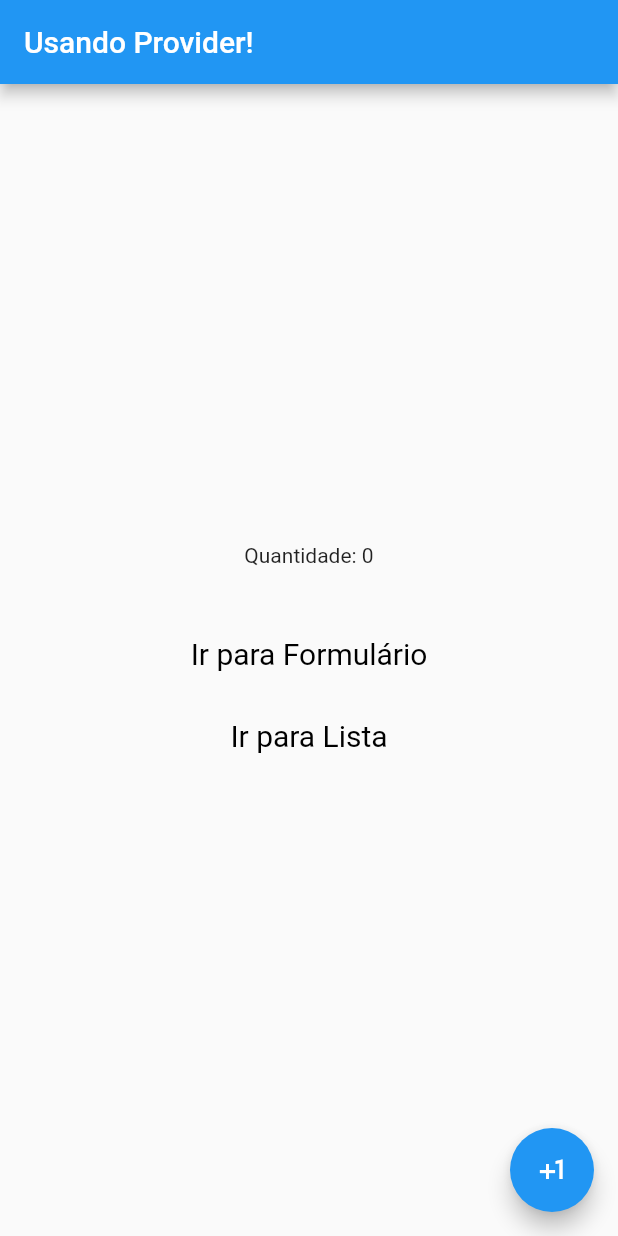
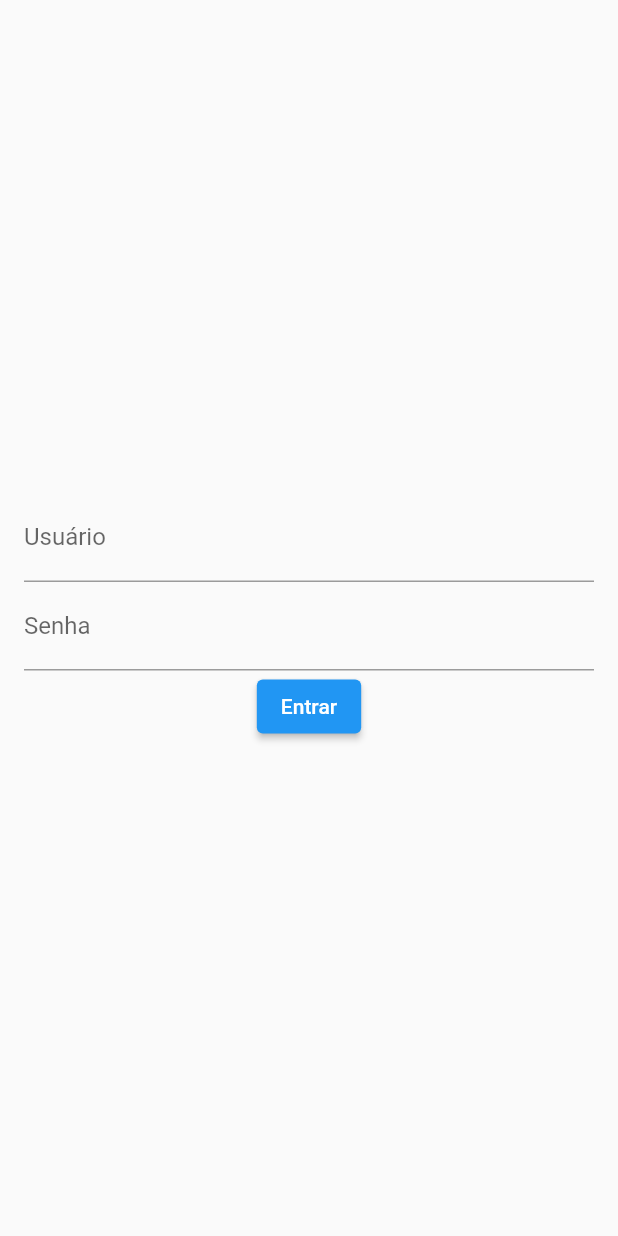
Before and after one commit to andre-gasparin/modelo_app_flutter, a Flutter app: the screen it shows after launch, on a phone screen of 412 x 824 dp. Run offline on Flutter 3.47's test engine with Material 2 defaults, Android fonts, the light colour scheme and no system bars; our stand-ins replace shared_preferences.

Commit message:
Adicionado sistema de login

```diff
--- /dev/null
+++ b/lib/app_const.dart
@@ -0,0 +1 @@
+const appUrl = 'http://192.168.0.111';
--- a/lib/app_routes.dart
+++ b/lib/app_routes.dart
@@ -1,16 +1,25 @@
 import 'package:flutter/cupertino.dart';
+import 'package:flutter/material.dart';
+import 'package:usarprovide/view/login_view.dart';
 import 'view/produtos_formulario_view.dart';
 import 'view/home_view.dart';
 import 'view/produtos_lista_view.dart';
 
 class AppRoutes {
+  static const LOGIN = '/login';
   static const HOME = '/home';
   static const FORM = '/form';
   static const LIST = '/list';
 
   static Map<String, Widget Function(BuildContext)> rotas = {
+    AppRoutes.LOGIN: (ctx) => LoginView(),
     AppRoutes.HOME: (ctx) => HomeView(),
     AppRoutes.FORM: (ctx) => FormularioView(),
     AppRoutes.LIST: (ctx) => ListaView(),
   };
+  // Exemplo de rota
+  //  Empilhar
+  //   Navigator.of(context).pushNamed(AppRoutes.FORM);
+  //  Nova tela
+  //   Navigator.of(context).pushReplacementNamed(AppRoutes.LIST);
 }
--- a/lib/controller/inc_controller.dart
+++ /dev/null
@@ -1,11 +0,0 @@
-import 'package:flutter/material.dart';
-
-class IncController extends ChangeNotifier {
-  int _number = 0;
-  int get number => _number;
-
-  incNumber(int quantidade) {
-    _number = _number + quantidade;
-    notifyListeners();
-  }
-}
--- /dev/null
+++ b/lib/controller/login_controller.dart
@@ -0,0 +1 @@
+class LoginController {}
--- a/lib/main.dart
+++ b/lib/main.dart
@@ -1,7 +1,5 @@
 import 'package:flutter/material.dart';
-import 'package:provider/provider.dart';
-import 'package:usarprovide/controller/inc_controller.dart';
-import 'package:usarprovide/view/home_view.dart';
+import 'package:usarprovide/app_home.dart';
 
 import 'app_routes.dart';
 
@@ -14,15 +12,12 @@ class MyApp extends StatelessWidget {
   @override
   Widget build(BuildContext context) {
     return MaterialApp(
-      title: 'Flutter Demo',
+      title: 'Modelo Flutter',
       debugShowCheckedModeBanner: false,
       theme: ThemeData(
         primarySwatch: Colors.blue,
       ),
-      home: ChangeNotifierProvider(
-        create: (_) => IncController(),
-        child: HomeView(),
-      ),
+      home: AppHome(),
       routes: AppRoutes.rotas,
     );
   }
--- /dev/null
+++ b/lib/view/login_view.dart
@@ -0,0 +1,109 @@
+import 'dart:convert';
+import 'package:flutter/material.dart';
+import 'package:shared_preferences/shared_preferences.dart';
+import 'package:http/http.dart' as http;
+import 'package:usarprovide/app_routes.dart';
+
+class LoginView extends StatefulWidget {
+  const LoginView({Key? key}) : super(key: key);
+
+  @override
+  _LoginViewState createState() => _LoginViewState();
+}
+
+class _LoginViewState extends State<LoginView> {
+  final _formkey = GlobalKey<FormState>();
+  final _usuarioController = TextEditingController();
+  final _senhaController = TextEditingController();
+
+  @override
+  Widget build(BuildContext context) {
+    return Scaffold(
+      body: Form(
+        key: _formkey,
+        child: Center(
+          child: SingleChildScrollView(
+            padding: EdgeInsets.symmetric(horizontal: 16),
+            child: Column(
+              crossAxisAlignment: CrossAxisAlignment.center,
+              children: [
+                TextFormField(
+                  decoration: InputDecoration(labelText: 'Usuário'),
+                  controller: _usuarioController,
+                  validator: (usuario) {
+                    if (usuario == null || usuario.isEmpty) {
+                      return 'Digite o usuário!';
+                    }
+                    return null;
+                  },
+                ),
+                TextFormField(
+                  decoration: InputDecoration(labelText: 'Senha'),
+                  controller: _senhaController,
+                  obscureText: true,
+                  keyboardType: TextInputType.text,
+                  validator: (senha) {
+                    if (senha == null || senha.isEmpty) {
+                      return 'Digite uma senha';
+                    }
+                    return null;
+                  },
+                ),
+                ElevatedButton(
+                    onPressed: () async {
+                      FocusScopeNode currentFocus = FocusScope.of(context);
+                      if (_formkey.currentState!.validate()) {
+                        bool logou = await login(
+                            _usuarioController.text, _senhaController.text);
+                        if (!currentFocus.hasPrimaryFocus) {
+                          currentFocus.unfocus();
+                        }
+
+                        if (logou) {
+                          Navigator.of(context)
+                              .pushReplacementNamed(AppRoutes.HOME);
+                        } else {
+                          _senhaController.clear();
+                          ScaffoldMessenger.of(context).showSnackBar(mensagem);
+                        }
+                      }
+                    },
+                    child: Text('Entrar'))
+              ],
+            ),
+          ),
+        ),
+      ),
+    );
+  }
+
+  final mensagem = SnackBar(
+      content: Text('Email ou senha inválidos', textAlign: TextAlign.center),
+      backgroundColor: Colors.red[600]);
+
+  Future<bool> login(String login, String senha) async {
+    SharedPreferences sharedPreferences = await SharedPreferences.getInstance();
+    var url = Uri.parse('http://192.168.0.111/apiflutter/rest.php');
+    var resposta = await http.post(url,
+        body: json.encode({
+          "password": "$senha",
+          "login": "$login",
+          "class": "ApplicationAuthenticationRestService",
+          "method": "getToken"
+        }),
+        headers: {
+          "Authorization":
+              "Basic 53da1d5d4f652dbccd2ba5b139448a0d0b9093a8c1827220298d06b013a8"
+        });
+
+    var respostaJson = json.decode(resposta.body);
+
+    if (resposta.statusCode != 200 || respostaJson['status'] == 'error') {
+      return false;
+    } else {
+      final token = respostaJson['data'];
+      await sharedPreferences.setString('token', token);
+      return true;
+    }
+  }
+}
--- a/lib/view/produtos_formulario_view.dart
+++ b/lib/view/produtos_formulario_view.dart
@@ -40,7 +40,7 @@ class FormularioView extends StatelessWidget {
 
   @override
   Widget build(BuildContext context) {
-    final _atributo = ModalRoute.of(context)!.settings.arguments;
+    //final _atributo = ModalRoute.of(context)!.settings.arguments;
 
     return Scaffold(
       appBar: AppBar(
--- a/pubspec.yaml
+++ b/pubspec.yaml
@@ -30,6 +30,7 @@ dependencies:
   cupertino_icons: ^1.0.2
   provider: ^5.0.0
   http: ^0.13.3
+  shared_preferences: ^2.0.6
 
 dev_dependencies:
   flutter_test:
```
Also changed, not shown: lib/app_home.dart (added, +53 -0 lines), lib/controller/produtos_controller.dart (+3 -6 lines), lib/view/home_view.dart (+22 -19 lines), pubspec.lock, 1 other file.
